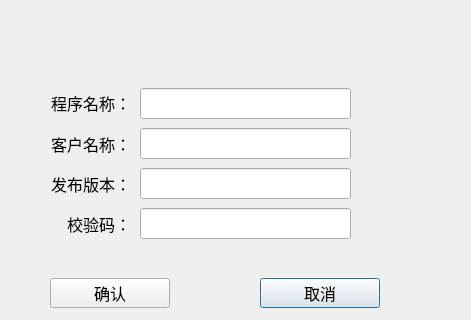
The window that pro_fvt/logs/logquerydlg/log_logquerydlg.ui (ChinaClever/MPro-Tools) describes before a commit, drawn with Qt 5; both pictures show x 0 to 471 and y 142 to 462 of the 471 by 462 pixel window.
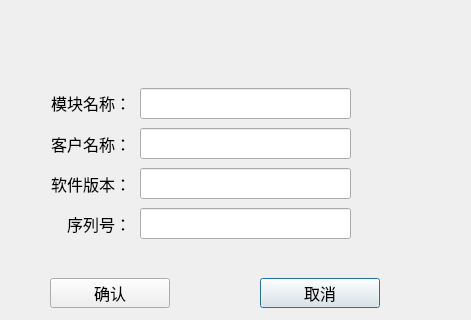
The same window after the commit.

```diff
--- a/pro_fvt/logs/logquerydlg/log_logquerydlg.ui
+++ b/pro_fvt/logs/logquerydlg/log_logquerydlg.ui
@@ -186,7 +186,7 @@
     <string notr="true"/>
    </property>
    <property name="text">
-    <string>发布版本：</string>
+    <string>软件版本：</string>
    </property>
    <property name="alignment">
     <set>Qt::AlignRight|Qt::AlignTrailing|Qt::AlignVCenter</set>
@@ -211,7 +211,7 @@
     <string notr="true"/>
    </property>
    <property name="text">
-    <string>程序名称：</string>
+    <string>模块名称：</string>
    </property>
    <property name="alignment">
     <set>Qt::AlignRight|Qt::AlignTrailing|Qt::AlignVCenter</set>
@@ -236,7 +236,7 @@
     <string notr="true"/>
    </property>
    <property name="text">
-    <string>校验码：</string>
+    <string>序列号：</string>
    </property>
    <property name="alignment">
     <set>Qt::AlignRight|Qt::AlignTrailing|Qt::AlignVCenter</set>
```
Left out of the diff: 4 changed lines with no effect on the pictures.
